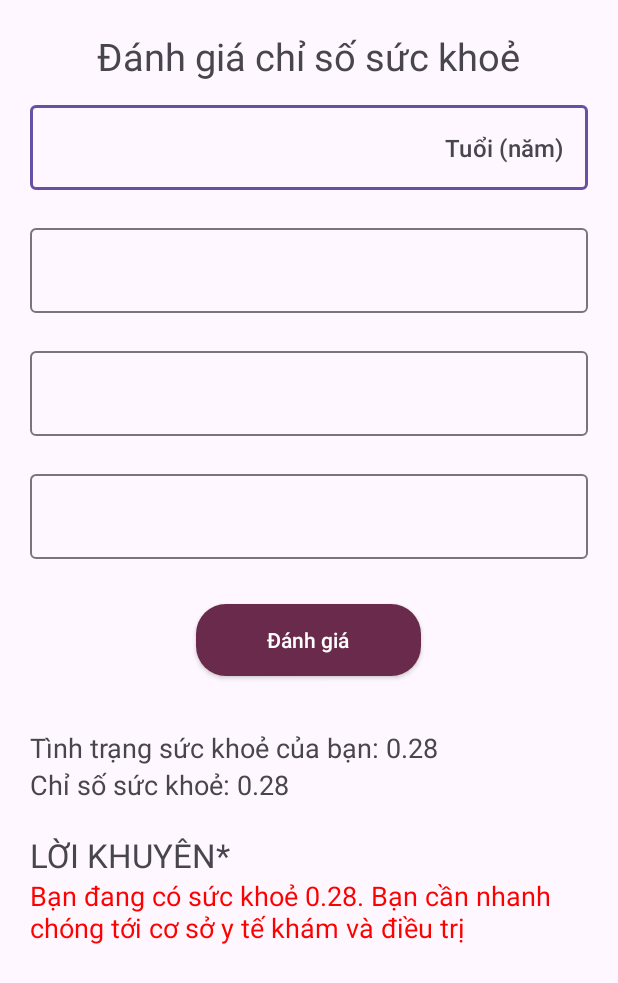
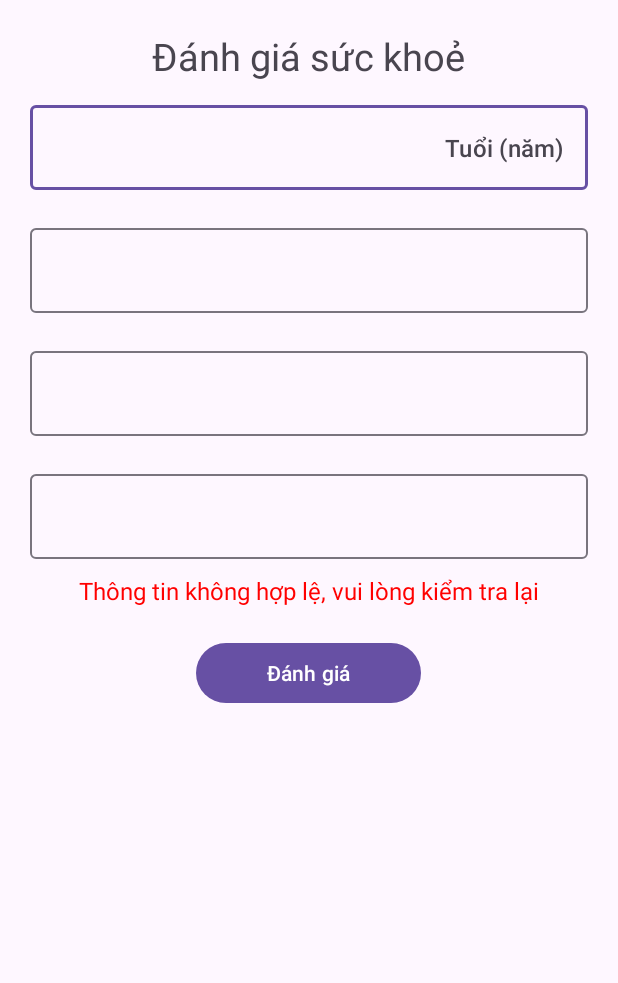
Before and after one commit to ds-kell/android-health-index, an Android app: the screen it shows after launch (MainActivity), after a tap on "Đánh giá", on a phone screen of 412 x 824 dp. Shown: the top 983 px of the screen. Run offline under Robolectric (Android 15) with nearby library versions, the phone set to English and light mode, and no system bars; our stand-ins replace data binding; 1 statement that could not run was skipped.

Commit message:
DDU-DU DDU-DU

```diff
--- /dev/null
+++ b/app/src/main/assets/model_bp.json
@@ -0,0 +1 @@
+{"weights": [[6.118313696861348e-05, -0.05943442824828098, -0.0009334098961310093], [0.00020800383415178636, -0.004478549167341668, -0.0011750109442262534], [-0.0002772440197742022, 0.06392046809325955, 0.002106259192459544]], "bias": [5.1853900891124765, 0.7812948459386235, -4.967005957886802]}
--- /dev/null
+++ b/app/src/main/assets/model_bs.json
@@ -0,0 +1 @@
+{"weights": [[-0.00017411605813148485, -0.0257829756067198], [0.0003132801442434256, -0.023151716119429157], [-0.00013915937987211342, 0.048934690322418775]], "bias": [3.137301647795158, 3.100276226159322, -5.237577874323083]}
--- a/app/src/main/java/vn/com/dsk/demo/base/health_index/common/Fuzzy.kt
+++ b/app/src/main/java/vn/com/dsk/demo/base/health_index/common/Fuzzy.kt
@@ -1,12 +1,9 @@
 package vn.com.dsk.demo.base.health_index.common
 
-object MatrixRule {
-    val rule = mutableMapOf(
-        "Low"    to mutableMapOf("Low" to "UH", "Medium" to "SH", "High" to "UH"),
-        "Medium" to mutableMapOf("Low" to "SH", "Medium" to "H",  "High" to "LH"),
-        "High"   to mutableMapOf("Low" to "UH", "Medium" to "LH", "High" to "UH")
-    )
-}
+import vn.com.dsk.demo.base.health_index.model.MatrixRule
+import vn.com.dsk.demo.base.health_index.model.ModelHealthIndex
+import vn.com.dsk.demo.base.health_index.model.ModelPredict
+
 
 fun fuzzyInference(modelPredict: ModelPredict): ModelHealthIndex {
     val modelHealthIndex = ModelHealthIndex()
@@ -30,10 +27,10 @@ fun fuzzyInference(modelPredict: ModelPredict): ModelHealthIndex {
             }
             val minValue = minOf(pressureValue, sugarValue)
             when (healthIndexKey) {
-                "UH" -> modelHealthIndex.unhealthy.value = maxOf(minValue, modelHealthIndex.unhealthy.value)
-                "LH" -> modelHealthIndex.lowHealthy.value = maxOf(minValue, modelHealthIndex.lowHealthy.value)
-                "SH" -> modelHealthIndex.seemsHealthy.value = maxOf(minValue, modelHealthIndex.seemsHealthy.value)
-                "H" -> modelHealthIndex.healthy.value = maxOf(minValue, modelHealthIndex.healthy.value)
+                "Unhealthy" -> modelHealthIndex.unhealthy.value = maxOf(minValue, modelHealthIndex.unhealthy.value)
+                "Low Healthy" -> modelHealthIndex.lowHealthy.value = maxOf(minValue, modelHealthIndex.lowHealthy.value)
+                "Seems Healthy" -> modelHealthIndex.seemsHealthy.value = maxOf(minValue, modelHealthIndex.seemsHealthy.value)
+                "Healthy" -> modelHealthIndex.healthy.value = maxOf(minValue, modelHealthIndex.healthy.value)
             }
         }
     }
@@ -63,17 +60,3 @@ fun defuzzification(modelHealthIndex: ModelHealthIndex): Double {
         0.0
     }
 }
-
-fun main() {
-    val modelPredict = ModelPredict(
-        ModelLevel(
-            low = ModelKeyValue("Low", 0.8),
-            medium = ModelKeyValue("Medium", 0.0),
-            high = ModelKeyValue("High", 0.0)
-        ), ModelLevel(
-            low = ModelKeyValue("Low", 0.0),
-            medium = ModelKeyValue("Medium", 0.0),
-            high = ModelKeyValue("High", 0.0)
-        )
-    )
-}
--- a/app/src/main/java/vn/com/dsk/demo/base/health_index/common/JsonReader.kt
+++ b/app/src/main/java/vn/com/dsk/demo/base/health_index/common/JsonReader.kt
@@ -2,6 +2,7 @@ package vn.com.dsk.demo.base.health_index.common
 
 import android.content.Context
 import com.google.gson.Gson
+import vn.com.dsk.demo.base.health_index.model.ModelParameters
 import java.io.*
 
 class JsonReader(private val context: Context) {
--- a/app/src/main/java/vn/com/dsk/demo/base/health_index/common/Predict.kt
+++ b/app/src/main/java/vn/com/dsk/demo/base/health_index/common/Predict.kt
@@ -1,5 +1,10 @@
 package vn.com.dsk.demo.base.health_index.common
 
+import android.util.Log
+import vn.com.dsk.demo.base.health_index.model.ModelKeyValue
+import vn.com.dsk.demo.base.health_index.model.ModelLevel
+import vn.com.dsk.demo.base.health_index.model.ModelParameters
+import vn.com.dsk.demo.base.health_index.model.ModelPredict
 import kotlin.math.*
 
 
@@ -23,52 +28,67 @@ fun matrixMultiplication(
     return result
 }
 
-fun normalizeArray(inputArray: List<List<Double>>): List<List<Double>> {
-
-    if (inputArray.size != 1) {
-        return inputArray
+fun normalizeArray(listInput: List<List<Double>>): List<Double> {
+    if (listInput.isEmpty() || listInput[0].isEmpty()) return emptyList()
+    val tmpList = listInput[0].toMutableList()
+//    Log.d("kell-log", "bf: $tmpList")
+    return tmpList
+    /**var minValue = tmpList.minOrNull() ?: 0.0
+    for (i in 0..<tmpList.size) {
+        if (tmpList[i] < 0.0) {
+            tmpList[i] = 0.0
+            minValue = 0.0
+        }
+        if (minValue != 0.0 && tmpList[i] == minValue) {
+            if (i == 0) {
+                tmpList[0] = 0.0
+                tmpList[1] = (tmpList[0] + tmpList[0])
+            }
+            if (i == tmpList.size - 1) {
+                tmpList[i - 1] = tmpList[i - 1] + tmpList[i]
+            }
+        }
     }
-
-    val partSize = inputArray[0].size / 2
-    val firstPart = inputArray[0].subList(0, partSize)
-    val secondPart = inputArray[0].subList(partSize, inputArray[0].size)
-
-    return listOf(roundArray(firstPart), roundArray(secondPart))
-}
-
-fun roundArray(listInput: List<Double>): List<Double> {
-    if (listInput.isEmpty()) return emptyList()
-    val tmp = listInput.map { if (it < 0) 0.0 else it }
-    val minValue = tmp.minOrNull() ?: 0.0
-    val roundedList = tmp.map {
-        if (it == minValue)
-            0.0
-        else
-            it + minValue / (tmp.size - 1)
-
-    }
-    val sum = roundedList.sum()
+    val sum = tmpList.sum()
     return if (sum != 0.0) {
-        roundedList.map { round(it / sum * 1000.0) / 1000.0 }
+        tmpList.map { value ->
+            if (value == sum) {
+                round(value * 1000) / 1000
+            } else {
+                round(value / sum * 1000.0) / 1000.0
+            }
+        }
     } else {
-        roundedList
-    }
+        tmpList
+    }*/
 }
 
 
-fun predict(X: List<Double>, parameters: ModelParameters): ModelPredict {
-    val tmp1 = matrixMultiplication(listOf(X), transposeMatrix(parameters.weights))
-    val tmp2 = matrixAddition(tmp1, listOf(parameters.bias))
-    val result = normalizeArray(tmp2)
+fun predict(
+    bp: List<Double>,
+    bs: List<Double>,
+    parameterBp: ModelParameters,
+    parameterBs: ModelParameters
+): ModelPredict {
+
+    val tmpBp = matrixMultiplication(listOf(bp), transposeMatrix(parameterBp.weights))
+    val tmpBs = matrixMultiplication(listOf(bs), transposeMatrix(parameterBs.weights))
+
+    val resultBp = normalizeArray(matrixAddition(tmpBp, listOf(parameterBp.bias)))
+    Log.d("kell-log", "bp: $resultBp")
+
+    val resultBs = normalizeArray(matrixAddition(tmpBs, listOf(parameterBs.bias)))
+    Log.d("kell-log", "bs: $resultBs")
+
     return ModelPredict(
         bloodPressure = ModelLevel(
-            low = ModelKeyValue("Low", result[0][0]),
-            medium = ModelKeyValue("Medium", result[0][1]),
-            high = ModelKeyValue("High", result[0][2])
+            low = ModelKeyValue("Low", resultBp[0]),
+            medium = ModelKeyValue("Medium", resultBp[1]),
+            high = ModelKeyValue("High", resultBp[2])
         ), bloodSugar = ModelLevel(
-            low = ModelKeyValue("Low", result[1][0]),
-            medium = ModelKeyValue("Medium", result[1][1]),
-            high = ModelKeyValue("High", result[1][2])
+            low = ModelKeyValue("Low", resultBs[0]),
+            medium = ModelKeyValue("Medium", resultBs[1]),
+            high = ModelKeyValue("High", resultBs[2])
         )
     )
 }
@@ -105,38 +125,3 @@ fun transposeMatrix(matrix: List<List<Double>>): List<List<Double>> {
 
     return result
 }
-
-
-data class ModelParameters(
-    val weights: List<List<Double>>, val bias: List<Double>
-)
-
-data class ModelPredict(
-    val bloodPressure: ModelLevel = ModelLevel(
-        low = ModelKeyValue("Low", 0.0),
-        medium = ModelKeyValue("Medium", 0.0),
-        high = ModelKeyValue("High", 0.0)
-    ), val bloodSugar: ModelLevel = ModelLevel(
-        low = ModelKeyValue("Low", 0.0),
-        medium = ModelKeyValue("Medium", 0.0),
-        high = ModelKeyValue("High", 0.0)
-    )
-)
-
-data class ModelLevel(
-    val low: ModelKeyValue,
-    val medium: ModelKeyValue,
-    val high: ModelKeyValue,
-)
-
-data class ModelKeyValue(
-    var key: String = "",
-    var value: Double = 0.0,
-)
-
-data class ModelHealthIndex(
-    val unhealthy: ModelKeyValue = ModelKeyValue(key = "UH", value = 0.0),
-    val lowHealthy: ModelKeyValue = ModelKeyValue(key = "LH", value = 0.0),
-    val seemsHealthy: ModelKeyValue = ModelKeyValue(key = "SH", value = 0.0),
-    val healthy: ModelKeyValue = ModelKeyValue(key = "H", value = 0.0)
-)
--- /dev/null
+++ b/app/src/main/java/vn/com/dsk/demo/base/health_index/ui/HealthIndexAdapter.kt
@@ -0,0 +1 @@
+package vn.com.dsk.demo.base.health_index.ui
--- a/app/src/main/java/vn/com/dsk/demo/base/health_index/ui/MainActivity.kt
+++ b/app/src/main/java/vn/com/dsk/demo/base/health_index/ui/MainActivity.kt
@@ -2,60 +2,83 @@ package vn.com.dsk.demo.base.health_index.ui
 
 import android.content.Context
 import android.os.Bundle
+import android.util.Log
 import android.view.View
 import android.view.inputmethod.InputMethodManager
+import androidx.activity.viewModels
 import androidx.appcompat.app.AppCompatActivity
+import androidx.core.content.ContextCompat
+import vn.com.dsk.demo.base.health_index.R
 import vn.com.dsk.demo.base.health_index.common.JsonReader
 import vn.com.dsk.demo.base.health_index.common.defuzzification
 import vn.com.dsk.demo.base.health_index.common.fuzzyInference
 import vn.com.dsk.demo.base.health_index.common.predict
 import vn.com.dsk.demo.base.health_index.databinding.ActivityMainBinding
+import vn.com.dsk.demo.base.health_index.model.ModelInput
 import kotlin.math.round
 
 class MainActivity : AppCompatActivity() {
 
+    private val viewModel: HealthIndexViewModel by viewModels()
     override fun onCreate(savedInstanceState: Bundle?) {
         super.onCreate(savedInstanceState)
         setContentView(ActivityMainBinding.inflate(layoutInflater).apply {
 
             val jsonReader = JsonReader(this@MainActivity)
-            val fileName = "model.json"
-            val modelParameters = jsonReader.readJsonFile(fileName)
-            ageInput.apply {
-                textLabel = "Tuổi của bạn"
-                textUnit = "Tuổi (năm)"
-                textHint = "Tuổi của bạn"
-            }
-            diastolicBloodPressureInput.apply {
-                textHint = "Huyết áp tâm trương"
-                textUnit = "mmHg"
-            }
-            systolicBloodPressureInput.apply {
-                textHint = "Huyết áp tâm thu"
-                textUnit = "mmHg"
-            }
-            bloodSugarInput.apply {
-                textHint = "Đường huyết khi đói"
-                textUnit = " mg/dL"
-            }
+            val fileNameBp = "model_bp.json"
+            val fileNameBs = "model_bp.json"
+            val modelParametersBp = jsonReader.readJsonFile(fileNameBp)
+            val modelParametersBs = jsonReader.readJsonFile(fileNameBs)
             btnSubmit.setOnClickListener {
-                val modelPredict = predict(
-                    X = listOf(18.0, 130.0, 88.0, 130.0),
-                    parameters = modelParameters
-                )
-                val health = fuzzyInference(modelPredict)
-                val healthIndex = round(defuzzification(health) * 100) / 100
-                txtHealthIndex.visibility = View.VISIBLE
-                txtHealth.visibility = View.VISIBLE
-                txtRecommendations.visibility = View.VISIBLE
-                txtLabelRecommendations.visibility = View.VISIBLE
-                txtHealth.text = "Tình trạng sức khoẻ của bạn: ${healthIndex}"
-                txtHealthIndex.text =
-                    "Chỉ số sức khoẻ: ${healthIndex}"
-                txtLabelRecommendations.text = "Lời khuyên*"
-                txtRecommendations.text =
-                    "Bạn đang có sức khoẻ ${healthIndex}. Bạn cần nhanh chóng tới cơ sở y tế khám và điều trị"
-                hideKeyboard()
+                val stateContinue = !(ageInput.editTextInput.text.isNullOrEmpty() ||
+                        bloodSugarInput.editTextInput.text.isNullOrEmpty() ||
+                        diastolicBloodPressureInput.editTextInput.text.isNullOrEmpty() ||
+                        systolicBloodPressureInput.editTextInput.text.isNullOrEmpty())
+                if (stateContinue) {
+                    textMessage.visibility = View.GONE
+                    val modelInput = ModelInput(
+                        age = ageInput.editTextInput.text.toString().toDouble(),
+                        bs = bloodSugarInput.editTextInput.text.toString().toDouble(),
+                        dbp = diastolicBloodPressureInput.editTextInput.text.toString().toDouble(),
+                        sbp = systolicBloodPressureInput.editTextInput.text.toString().toDouble()
+                    )
+                    if (validateInput(modelInput)) {
+                        textMessage.visibility = View.GONE
+                        val modelPredict = predict(
+                            bp = listOf(modelInput.age, modelInput.dbp, modelInput.sbp),
+                            bs = listOf(modelInput.age, modelInput.bs),
+                            parameterBp = modelParametersBp,
+                            parameterBs = modelParametersBs,
+                        )
+                        val modelHealthIndex = fuzzyInference(modelPredict)
+                        Log.d("kell-log", "$modelHealthIndex")
+                        val healthIndex = round(defuzzification(modelHealthIndex) * 100) / 100
+                        result.apply {
+                            bloodSugar = modelPredict.getPredictValue().second
+                            bloodPressure = modelPredict.getPredictValue().first
+                            result.healthIndex = healthIndex.toString()
+                            healthLabel = modelHealthIndex.getHealthKey()
+                            healthRecommendations =
+                                if (modelHealthIndex.getHealthKey() == "Healthy") {
+                                    txtRecommendations.setTextColor(
+                                        ContextCompat.getColor(this@MainActivity, R.color.green)
+                                    )
+                                    getString(R.string.recommendations_for_healthy)
+                                } else {
+                                    txtRecommendations.setTextColor(
+                                        ContextCompat.getColor(this@MainActivity, R.color.red)
+                                    )
+                                    getString(R.string.recommendations_for_no_healthy)
+                                }
+                            layoutResult.visibility = View.VISIBLE
+                        }
+                        hideKeyboard()
+                    } else {
+                        textMessage.visibility = View.VISIBLE
+                    }
+                } else {
+                    textMessage.visibility = View.VISIBLE
+                }
             }
         }.root)
     }
@@ -64,4 +87,10 @@ class MainActivity : AppCompatActivity() {
         val imm = getSystemService(Context.INPUT_METHOD_SERVICE) as InputMethodManager
         imm.hideSoftInputFromWindow(currentFocus?.windowToken, 0)
     }
+
+    private fun validateInput(modelInput: ModelInput): Boolean =
+        !(modelInput.age < 15 || modelInput.age > 55) &&
+                !(modelInput.bs > 200 || modelInput.bs < 0) &&
+                !(modelInput.sbp < modelInput.dbp || modelInput.dbp < 0 || modelInput.sbp > 200)
+
 }
--- a/app/src/main/res/layout/activity_main.xml
+++ b/app/src/main/res/layout/activity_main.xml
@@ -1,9 +1,20 @@
 <?xml version="1.0" encoding="utf-8"?>
-<layout xmlns:android="http://schemas.android.com/apk/res/android">
+<layout xmlns:android="http://schemas.android.com/apk/res/android"
+    xmlns:app="http://schemas.android.com/apk/res-auto"
+    xmlns:tools="http://schemas.android.com/tools">
+
+    <data>
+        <variable
+            name="vm"
+            type="vn.com.dsk.demo.base.health_index.ui.HealthIndexViewModel" />
+    </data>
+    <ScrollView
+        android:layout_width="match_parent"
+        android:layout_height="match_parent">
 
         <androidx.appcompat.widget.LinearLayoutCompat
             android:layout_width="match_parent"
-        android:layout_height="match_parent"
+            android:layout_height="wrap_content"
             android:orientation="vertical">
 
             <androidx.appcompat.widget.AppCompatTextView
@@ -11,8 +22,8 @@
                 android:layout_height="wrap_content"
                 android:layout_gravity="center"
                 android:layout_marginTop="@dimen/space_large"
-            android:text="Đánh giá chỉ số sức khoẻ"
-            android:textSize="25sp" />
+                android:text="@string/title_health_evaluate"
+                android:textSize="@dimen/font_large" />
 
             <include
                 android:id="@+id/age_input"
@@ -20,7 +31,19 @@
                 android:layout_width="match_parent"
                 android:layout_height="wrap_content"
                 android:layout_marginHorizontal="@dimen/space_large"
-            android:layout_marginVertical="@dimen/space_medium" />
+                android:layout_marginVertical="@dimen/space_medium"
+                app:textHint="@{@string/label_age}"
+                app:textUnit="@{@string/age_unit}" />
+
+            <include
+                android:id="@+id/blood_sugar_input"
+                layout="@layout/layout_input"
+                android:layout_width="match_parent"
+                android:layout_height="wrap_content"
+                android:layout_marginHorizontal="@dimen/space_large"
+                android:layout_marginVertical="@dimen/space_medium"
+                app:textHint="@{@string/blood_sugar_when_hungry}"
+                app:textUnit="@{@string/blood_sugar_unit}" />
 
             <include
                 android:id="@+id/diastolic_blood_pressure_input"
@@ -28,7 +51,9 @@
                 android:layout_width="match_parent"
                 android:layout_height="wrap_content"
                 android:layout_marginHorizontal="@dimen/space_large"
-            android:layout_marginVertical="@dimen/space_medium" />
+                android:layout_marginVertical="@dimen/space_medium"
+                app:textHint="@{@string/diastolic_blood_pressure}"
+                app:textUnit="@{@string/blood_pressure_unit}" />
 
             <include
                 android:id="@+id/systolic_blood_pressure_input"
@@ -36,65 +61,40 @@
                 android:layout_width="match_parent"
                 android:layout_height="wrap_content"
                 android:layout_marginHorizontal="@dimen/space_large"
-            android:layout_marginVertical="@dimen/space_medium" />
+                android:layout_marginVertical="@dimen/space_medium"
+                app:textHint="@{@string/systolic_blood_pressure}"
+                app:textUnit="@{@string/blood_pressure_unit}" />
 
-        <include
-            android:id="@+id/blood_sugar_input"
-            layout="@layout/layout_input"
-            android:layout_width="match_parent"
+            <androidx.appcompat.widget.AppCompatTextView
+                android:id="@+id/text_message"
+                android:layout_width="wrap_content"
                 android:layout_height="wrap_content"
-            android:layout_marginHorizontal="@dimen/space_large"
-            android:layout_marginVertical="@dimen/space_medium" />
+                android:layout_gravity="center"
+                android:text="@string/label_index_invalid"
+                android:textColor="@color/red"
+                android:textSize="@dimen/font_medium"
+                android:visibility="gone"
+                tools:visibility="visible" />
 
-        <androidx.appcompat.widget.AppCompatButton
+            <com.google.android.material.button.MaterialButton
                 android:id="@+id/btn_submit"
                 android:layout_width="150dp"
                 android:layout_height="wrap_content"
                 android:layout_gravity="center"
                 android:layout_marginVertical="@dimen/space_large"
-            android:background="@drawable/bg_button"
                 android:text="@string/label_submit"
                 android:textAllCaps="false"
                 android:textColor="@color/white" />
 
-        <androidx.appcompat.widget.AppCompatTextView
-            android:id="@+id/txt_health"
+            <include
+                android:id="@+id/result"
+                layout="@layout/layout_result"
                 android:layout_width="match_parent"
                 android:layout_height="wrap_content"
                 android:layout_marginHorizontal="@dimen/space_large"
-            android:layout_marginTop="@dimen/space_xmedium"
-            android:maxLines="1"
-            android:textSize="18sp"
-            android:visibility="gone" />
-
-        <androidx.appcompat.widget.AppCompatTextView
-            android:id="@+id/txt_health_index"
-            android:layout_width="match_parent"
-            android:layout_height="wrap_content"
-            android:layout_marginHorizontal="@dimen/space_large"
-            android:maxLines="1"
-            android:textSize="18sp"
-            android:visibility="gone" />
-
-        <androidx.appcompat.widget.AppCompatTextView
-            android:id="@+id/txt_label_recommendations"
-            android:layout_width="match_parent"
-            android:layout_height="wrap_content"
-            android:layout_marginHorizontal="@dimen/space_large"
-            android:layout_marginTop="@dimen/space_large"
-            android:maxLines="1"
-            android:textAllCaps="true"
-            android:textSize="22sp"
-            android:visibility="gone" />
-
-        <androidx.appcompat.widget.AppCompatTextView
-            android:id="@+id/txt_recommendations"
-            android:layout_width="match_parent"
-            android:layout_height="wrap_content"
-            android:layout_marginHorizontal="@dimen/space_large"
-            android:textColor="@color/red"
-            android:textSize="18sp"
-            android:visibility="gone" />
+                android:visibility="gone"
+                tools:visibility="visible" />
 
         </androidx.appcompat.widget.LinearLayoutCompat>
+    </ScrollView>
 </layout>
--- a/app/src/main/res/layout/layout_input.xml
+++ b/app/src/main/res/layout/layout_input.xml
@@ -16,6 +16,9 @@
         <variable
             name="textLabel"
             type="String" />
+        <variable
+            name="textError"
+            type="String" />
     </data>
 
     <androidx.appcompat.widget.LinearLayoutCompat
@@ -24,16 +27,19 @@
         android:orientation="vertical">
 
         <com.google.android.material.textfield.TextInputLayout
-            android:id="@+id/edt_input"
+            android:id="@+id/input_layout"
             android:layout_width="match_parent"
             android:layout_height="wrap_content"
             android:hint="@{textHint}"
+            app:errorEnabled="false"
             app:suffixText="@{textUnit}">
 
             <com.google.android.material.textfield.TextInputEditText
+                android:id="@+id/edit_text_input"
                 android:layout_width="match_parent"
+                android:maxLength="6"
                 android:layout_height="wrap_content"
-                android:inputType="number" />
+                android:inputType="numberDecimal" />
 
         </com.google.android.material.textfield.TextInputLayout>
 
--- a/app/src/main/res/values/colors.xml
+++ b/app/src/main/res/values/colors.xml
@@ -8,6 +8,7 @@
     <color name="light_purple">#C4ADFA</color>
     <color name="blue">#45B6D3</color>
     <color name="pink">#F68DF1</color>
+    <color name="green">#0FA44A</color>
     <color name="red">#FF0000</color>
     <color name="kafka_hair">#6A2A4B</color>
     <color name="DAE2EE">#DAE2EE</color>
--- a/app/src/main/res/values/dimens.xml
+++ b/app/src/main/res/values/dimens.xml
@@ -11,7 +11,7 @@
     <dimen name="space_extra">40dp</dimen>
     <!--    -->
     <dimen name="font_small">10sp</dimen>
-    <dimen name="font_medium">15sp</dimen>
+    <dimen name="font_medium">16sp</dimen>
     <dimen name="font_xmedium">20sp</dimen>
     <dimen name="font_large">25sp</dimen>
     <dimen name="font_xlarge">35sp</dimen>
--- a/app/src/main/res/values/strings.xml
+++ b/app/src/main/res/values/strings.xml
@@ -1,4 +1,20 @@
 <resources>
     <string name="app_name">Health Index</string>
     <string name="label_submit">Đánh giá</string>
+    <string name="label_health_status">Tình trạng sức khỏe</string>
+    <string name="label_recommendations">Khuyến nghị*</string>
+    <string name="recommendations_for_healthy">Bạn đang có sức khỏe rất tốt. Hãy duy trì lối sống lành mạnh để duy trì điều này</string>
+    <string name="recommendations_for_no_healthy">Sức khỏe của bạn hiện đang không ở mức tốt nhất. Bạn nên tới cơ sở ý tế để có kết quả chính xác nhất</string>
+    <string name="label_age">Tuổi của bạn (từ 15 đến 55)</string>
+    <string name="age_unit">Tuổi (năm)</string>
+    <string name="diastolic_blood_pressure">Huyết áp tâm trương</string>
+    <string name="systolic_blood_pressure">Huyết áp tâm thu</string>
+    <string name="label_blood_sugar">Đường huyết</string>
+    <string name="label_blood_pressure">Huyết áp</string>
+    <string name="blood_pressure_unit">mmHg</string>
+    <string name="blood_sugar_when_hungry">Đường huyết khi đói</string>
+    <string name="blood_sugar_unit">mg/dL</string>
+    <string name="title_health_evaluate">Đánh giá sức khoẻ</string>
+    <string name="label_index_invalid">Thông tin không hợp lệ, vui lòng kiểm tra lại</string>
+    <string name="label_health_index">Chỉ số sức khoẻ</string>
 </resources>
```
Also changed, not shown: app/src/main/java/vn/com/dsk/demo/base/health_index/model/HealthIndexModel.kt (added, +87 -0 lines), app/src/main/java/vn/com/dsk/demo/base/health_index/ui/HealthIndexContract.kt (added, +13 -0 lines), app/src/main/java/vn/com/dsk/demo/base/health_index/ui/HealthIndexViewModel.kt (added, +15 -0 lines), app/src/main/res/layout/item_info_simple.xml (added, +61 -0 lines), app/src/main/res/layout/layout_result.xml (added, +97 -0 lines). Lines whose indentation alone changed are shown as unchanged.
